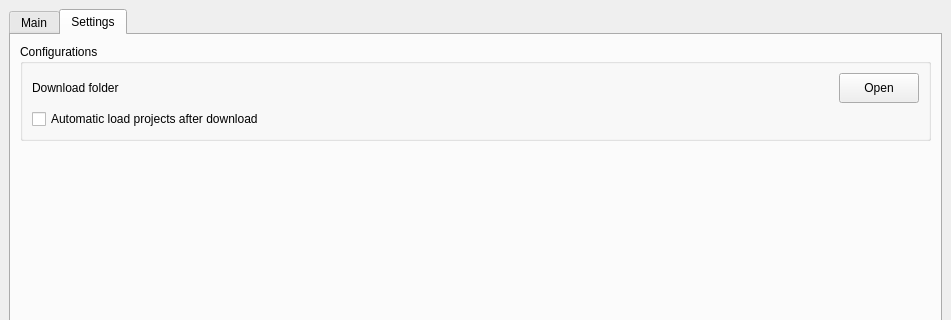
Before: the Qt Designer form src/qgis_templates_symbology/ui/qgis_templates_symbology_main.ui in hotosm/qgis-templates-and-symbology-plugin, drawn with Qt 5; both pictures show x 0 to 951 and y 0 to 320 of the 951 by 860 pixel window.
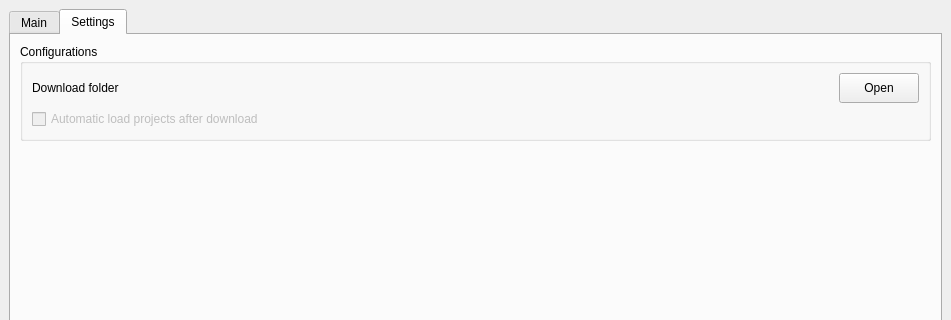
After: the same form once the commit is applied. The open tabs and pages were chosen to show the change. Custom widgets are drawn as their Qt base class.

```diff
--- a/src/qgis_templates_symbology/ui/qgis_templates_symbology_main.ui
+++ b/src/qgis_templates_symbology/ui/qgis_templates_symbology_main.ui
@@ -503,6 +503,9 @@
            </item>
            <item>
             <widget class="QCheckBox" name="project_auto_load">
+             <property name="enabled">
+              <bool>false</bool>
+             </property>
              <property name="toolTip">
               <string>Enable or disable automatic loading of QGIS projects after downloading them.</string>
              </property>
```
